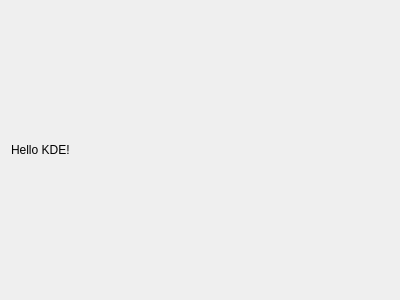
This is src/templates/C++/kde-frameworks5-simple/src/%{APPNAMELC}.ui in KDE/kapptemplate as Qt 5 draws it before an edit. The edited form follows.
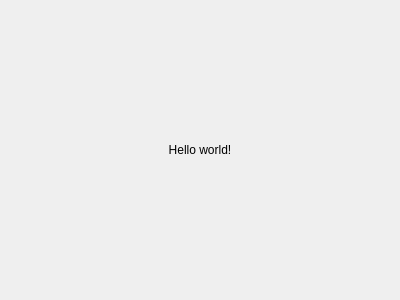
This is the edited form.

Patch:
```diff
--- a/src/templates/C++/kde-frameworks5-simple/src/%{APPNAMELC}.ui
+++ b/src/templates/C++/kde-frameworks5-simple/src/%{APPNAMELC}.ui
@@ -17,7 +17,10 @@
    <item>
     <widget class="QLabel" name="label">
      <property name="text">
-      <string>Hello KDE!</string>
+      <string>Hello world!</string>
+     </property>
+     <property name="alignment">
+      <set>Qt::AlignCenter</set>
      </property>
     </widget>
    </item>
```
Left out of the diff: 3 changed lines with no effect on the pictures.
